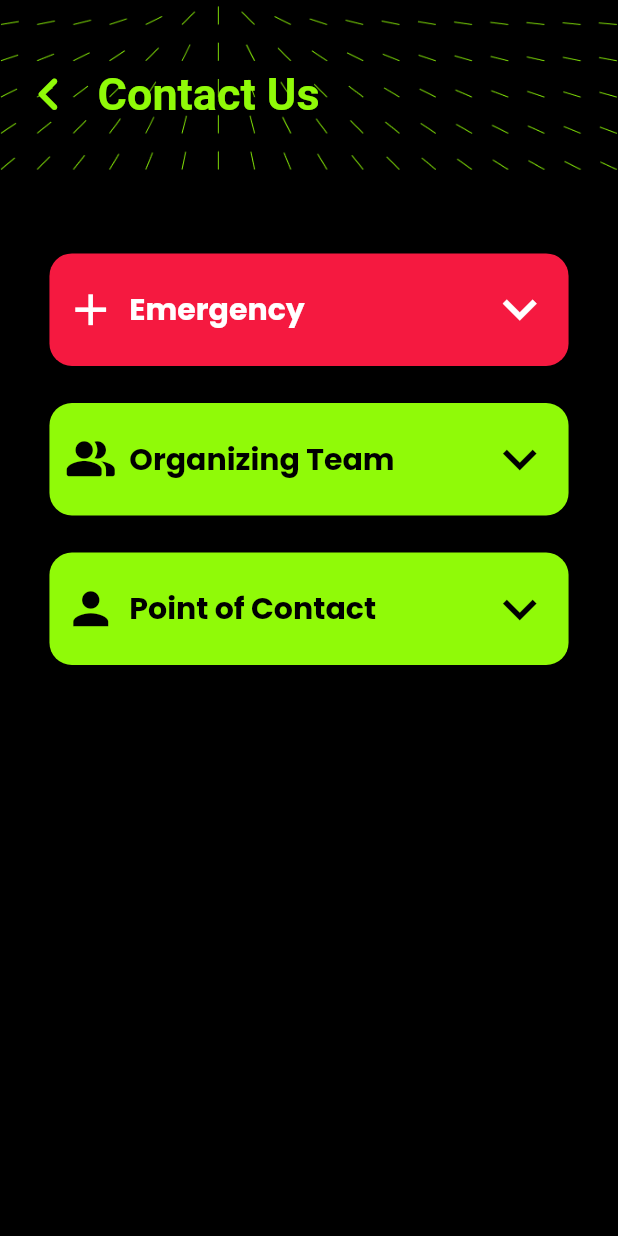
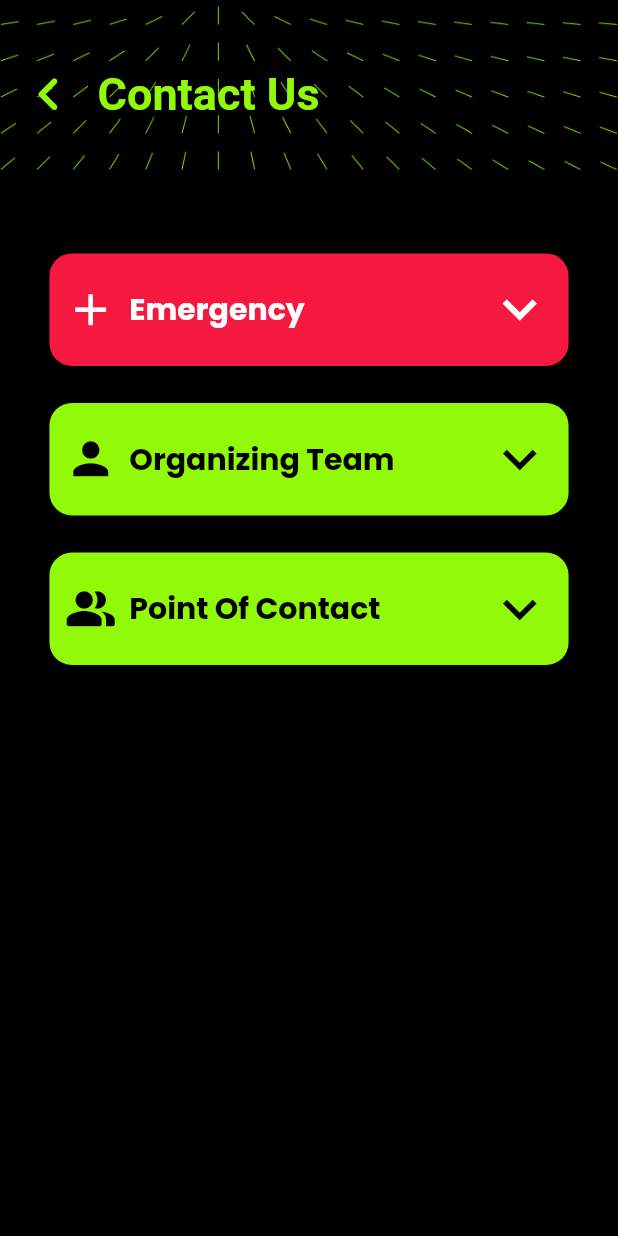
Before and after one commit to surge-snu/surge-2023-app, a Flutter app: the ContactUs screen opened directly, on a phone screen of 412 x 824 dp. Run offline on Flutter 3.47's test engine with Material 2 defaults, Android fonts, the light colour scheme and no system bars; our stand-ins replace cloud_firestore, dropdown_button2, firebase_auth, firebase_core, flutter_otp_text_field, fluttertoast and 6 more; accounts and stored records are empty.

Commit message:
contact changes

```diff
--- a/lib/Map/mapSnuExplore.dart
+++ b/lib/Map/mapSnuExplore.dart
@@ -1,4 +1,5 @@
 import 'package:flutter/material.dart';
+import 'package:google_fonts/google_fonts.dart';
 import 'package:url_launcher/url_launcher.dart';
 
 import '../Global Variables/Constants.dart';
@@ -11,8 +12,7 @@ class MapExplore extends StatefulWidget {
 }
 
 class _MapExploreState extends State<MapExplore> {
-  String websiteURL =
-      'https://snuxplore.com/';
+  String websiteURL = 'https://snuxplore.com/';
   Future<void> _openURL(String url) async {
     if (await canLaunch(url)) {
       await launch(url);
@@ -20,10 +20,10 @@ class _MapExploreState extends State<MapExplore> {
       throw 'Could not launch $url';
     }
   }
+
   @override
   void initState() {
     // TODO: implement initState
-
 
     super.initState();
   }
@@ -32,24 +32,47 @@ class _MapExploreState extends State<MapExplore> {
   Widget build(BuildContext context) {
     return Scaffold(
       backgroundColor: Colors.black,
-      body:   Center(
-        child: InkWell(
+      body: Center(
+        child: Column(
+          mainAxisAlignment: MainAxisAlignment.center,
+          children: [
+            Text(
+              'SNUxplore - SNU\'s Navigation Guide',
+              textAlign: TextAlign.center,
+              style: GoogleFonts.poppins(
+                color: AppColors.primaryColor,
+                fontSize: 22,
+                fontWeight: FontWeight.w700,
+              ),
+            ),
+            const SizedBox(
+              height: 26,
+            ),
+            InkWell(
               onTap: () async {
                 try {
-           await   _openURL(websiteURL);
-            }catch(e){
+                  await _openURL(websiteURL);
+                } catch (e) {
                   print('Error opening URL: $e');
                 }
               },
               child: Container(
                 height: 40,
-            width: MediaQuery.sizeOf(context).width*0.76,
+                width: MediaQuery.sizeOf(context).width * 0.76,
                 decoration: BoxDecoration(
                     color: AppColors.primaryColor,
-                borderRadius: BorderRadius.circular(15)
+                    borderRadius: BorderRadius.circular(15)),
+                child: const Center(
+                    child: Text(
+                  'SnuXplore',
+                  style: TextStyle(
+                      color: Colors.black,
+                      fontWeight: FontWeight.w700,
+                      fontSize: 14),
+                )),
               ),
-            child: const Center(child: Text('SnuXplore',style: TextStyle(color: Colors.black,fontWeight: FontWeight.w700,fontSize: 14),)),
             ),
+          ],
         ),
       ),
     );
--- a/lib/contact/contactus.dart
+++ b/lib/contact/contactus.dart
@@ -53,34 +53,44 @@ class _ContactUsState extends State<ContactUs> {
                         con1: "7737550092",
                         name3: "Closest Police Station",
                         con3: "8595902549",
+                        sub1: "Blue Circle",
+                        sub3: "Dadri Police Station",
                         mainIcon: Icons.add,
                       ),
                       SizedBox(
                         height: height * .03,
                       ),
                       const CustomDropDown(
-                          maincolor: AppColors.primaryColor,
-                          mainText: 'Organizing Team',
-                          name1: "Pavan Reddy",
-                          con1: "8143595998",
-                          name3: "Krishna",
-                          con3: "9940347380",
-                          name2: "Dwiti Modi",
-                          con2: "9316244424",
-                          mainIcon: Icons.people_alt_rounded),
+                        maincolor: AppColors.primaryColor,
+                        mainText: 'Organizing Team',
+                        name1: "Akshita Jakhar",
+                        con1: "8448585442",
+                        name3: "Prabhav Pandey",
+                        con3: "9110449419",
+                        name2: "Nandini Bhusri",
+                        con2: "9911596623",
+                        sub1: "Chairperson",
+                        sub2: "Co-chairperson",
+                        sub3: "Co-chairoerson",
+                        mainIcon: Icons.person,
+                      ),
                       SizedBox(
                         height: height * .03,
                       ),
                       const CustomDropDown(
-                          maincolor: AppColors.primaryColor,
-                          mainText: 'Point of Contact',
-                          name1: "Akshita Jakhar",
-                          con1: "8448585442",
-                          name3: "Prabhav Pandey",
-                          con3: "9110449419",
-                          name2: "Nandini Bhusri",
-                          con2: "9911596623",
-                          mainIcon: Icons.person),
+                        maincolor: AppColors.primaryColor,
+                        mainText: 'Point Of Contact',
+                        name1: "Pavan Reddy",
+                        con1: "8143595998",
+                        name3: "Krishna",
+                        con3: "9940347380",
+                        name2: "Dwiti Modi",
+                        con2: "9316244424",
+                        sub1: "Accomodation Head (Male)",
+                        sub2: "Accomodation Head (Female)",
+                        sub3: "Sports Management Head",
+                        mainIcon: Icons.people_alt_rounded,
+                      ),
                     ]),
               ),
             ),
--- a/lib/contact/custom_button.dart
+++ b/lib/contact/custom_button.dart
@@ -16,7 +16,9 @@ class CustomDropDown extends StatefulWidget {
   final String? name3;
   final String? name2;
   final String? con1;
-
+  final String sub1;
+  final String? sub2;
+  final String sub3;
   final String? con2;
   final String? con3;
   const CustomDropDown({
@@ -30,6 +32,9 @@ class CustomDropDown extends StatefulWidget {
     this.con2,
     required this.con3,
     this.name2,
+    required this.sub1,
+    this.sub2,
+    required this.sub3,
   }) : super(key: key);
 
   @override
@@ -146,12 +151,27 @@ class _CustomDropDownState extends State<CustomDropDown> {
                                 mainAxisAlignment:
                                     MainAxisAlignment.spaceBetween,
                                 children: [
+                                  Column(
+                                    mainAxisAlignment: MainAxisAlignment.start,
+                                    crossAxisAlignment:
+                                        CrossAxisAlignment.start,
+                                    children: [
                                       Text(
                                         widget.name1!,
                                         style: GoogleFonts.poppins(
                                             color: AppColors.primaryColor,
                                             fontSize: 16,
                                             fontWeight: FontWeight.w700),
+                                      ),
+                                      Text(
+                                        widget.sub1,
+                                        style: GoogleFonts.poppins(
+                                          color: AppColors.primaryColor,
+                                          fontSize: 12,
+                                          fontWeight: FontWeight.w500,
+                                        ),
+                                      )
+                                    ],
                                   ),
                                   InkWell(
                                     onTap: () {
@@ -191,9 +211,16 @@ class _CustomDropDownState extends State<CustomDropDown> {
                               const SizedBox(
                                 height: 13,
                               ),
-                              Row(
+                              (widget.name2 != null
+                                  ? Row(
                                       mainAxisAlignment:
                                           MainAxisAlignment.spaceBetween,
+                                      children: [
+                                        Column(
+                                          mainAxisAlignment:
+                                              MainAxisAlignment.start,
+                                          crossAxisAlignment:
+                                              CrossAxisAlignment.start,
                                           children: [
                                             Text(
                                               widget.name2!,
@@ -201,6 +228,16 @@ class _CustomDropDownState extends State<CustomDropDown> {
                                                   color: AppColors.primaryColor,
                                                   fontSize: 16,
                                                   fontWeight: FontWeight.w700),
+                                            ),
+                                            Text(
+                                              widget.sub2!,
+                                              style: GoogleFonts.poppins(
+                                                color: AppColors.primaryColor,
+                                                fontSize: 12,
+                                                fontWeight: FontWeight.w500,
+                                              ),
+                                            )
+                                          ],
                                         ),
                                         InkWell(
                                           onTap: () {
@@ -217,7 +254,8 @@ class _CustomDropDownState extends State<CustomDropDown> {
                                                     BorderRadius.circular(15)),
                                             child: Row(
                                               mainAxisAlignment:
-                                            MainAxisAlignment.spaceBetween,
+                                                  MainAxisAlignment
+                                                      .spaceBetween,
                                               children: [
                                                 const Icon(
                                                   Icons.call,
@@ -228,7 +266,8 @@ class _CustomDropDownState extends State<CustomDropDown> {
                                                   'Call',
                                                   style: GoogleFonts.poppins(
                                                       color: Colors.black,
-                                                fontWeight: FontWeight.w700,
+                                                      fontWeight:
+                                                          FontWeight.w700,
                                                       fontSize: 16),
                                                 )
                                               ],
@@ -236,7 +275,8 @@ class _CustomDropDownState extends State<CustomDropDown> {
                                           ),
                                         )
                                       ],
-                              ),
+                                    )
+                                  : Container()),
                               const SizedBox(
                                 height: 13,
                               ),
@@ -244,12 +284,27 @@ class _CustomDropDownState extends State<CustomDropDown> {
                                 mainAxisAlignment:
                                     MainAxisAlignment.spaceBetween,
                                 children: [
+                                  Column(
+                                    mainAxisAlignment: MainAxisAlignment.start,
+                                    crossAxisAlignment:
+                                        CrossAxisAlignment.start,
+                                    children: [
                                       Text(
                                         widget.name3!,
                                         style: GoogleFonts.poppins(
                                             color: AppColors.primaryColor,
                                             fontSize: 16,
                                             fontWeight: FontWeight.w700),
+                                      ),
+                                      Text(
+                                        widget.sub3,
+                                        style: GoogleFonts.poppins(
+                                          color: AppColors.primaryColor,
+                                          fontSize: 12,
+                                          fontWeight: FontWeight.w500,
+                                        ),
+                                      )
+                                    ],
                                   ),
                                   InkWell(
                                     onTap: () {
```
Lines whose indentation alone changed are shown as unchanged.
